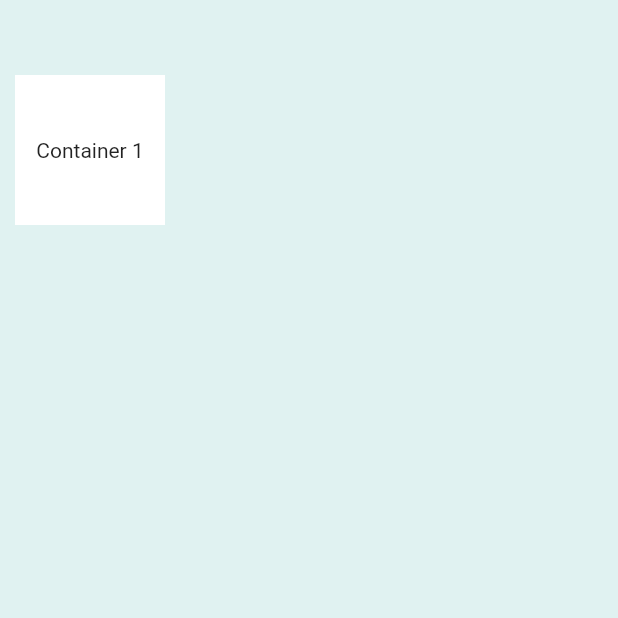
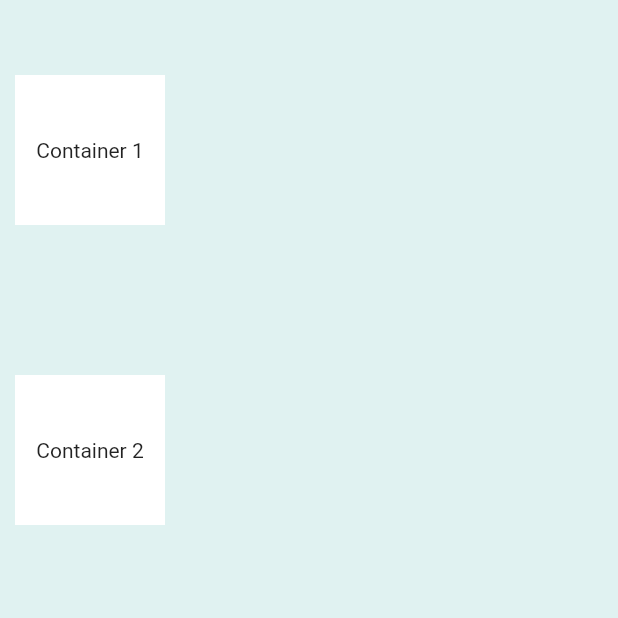
Before and after one commit to Alejandrehl/micard-app, a Flutter app: the screen it shows after launch, on a phone screen of 412 x 824 dp, the top half of it. Run offline on Flutter 3.47's test engine with Material 2 defaults, Android fonts, the phone set to English and light mode, and no system bars.

Commit message:
Container 2

```diff
--- a/lib/main.dart
+++ b/lib/main.dart
@@ -25,6 +25,18 @@ class MyApp extends StatelessWidget {
                   child: Text("Container 1"),
                 ),
               ),
+              Container(
+                height: 100.0,
+                width: 100.0,
+                margin: EdgeInsets.symmetric(
+                  vertical: 50.0,
+                  horizontal: 10.0,
+                ),
+                color: Colors.white,
+                child: Center(
+                  child: Text("Container 2"),
+                ),
+              ),
             ],
           ),
         ),
```
